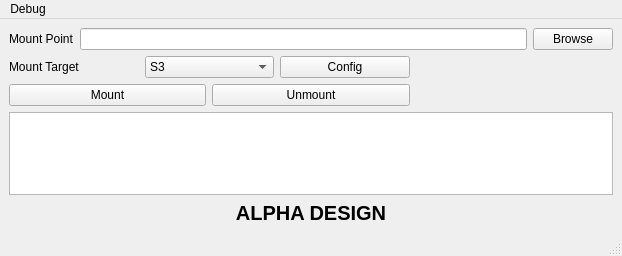
First picture: the form in gui/mountPrimaryWindow.ui, repository Seagate/cloudfuse, before the edit.
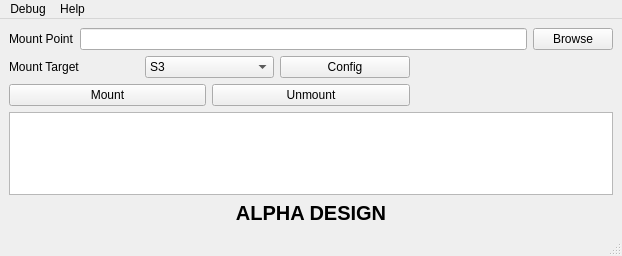
Second picture: the form after the edit.

Commit message: Initial menu Help + About action

The edit to the form file:
```diff
--- a/gui/mountPrimaryWindow.ui
+++ b/gui/mountPrimaryWindow.ui
@@ -174,7 +174,14 @@
     <addaction name="action_debugHealthMonitor"/>
     <addaction name="action_debugTesting"/>
    </widget>
+   <widget class="QMenu" name="menu_Help">
+    <property name="title">
+     <string>Help</string>
+    </property>
+    <addaction name="actionAbout"/>
+   </widget>
    <addaction name="menu_Debug"/>
+   <addaction name="menu_Help"/>
   </widget>
   <widget class="QStatusBar" name="statusbar"/>
   <action name="actionReset_Default_Settings">
```
Left out of the diff: 5 changed lines with no effect on the pictures.
